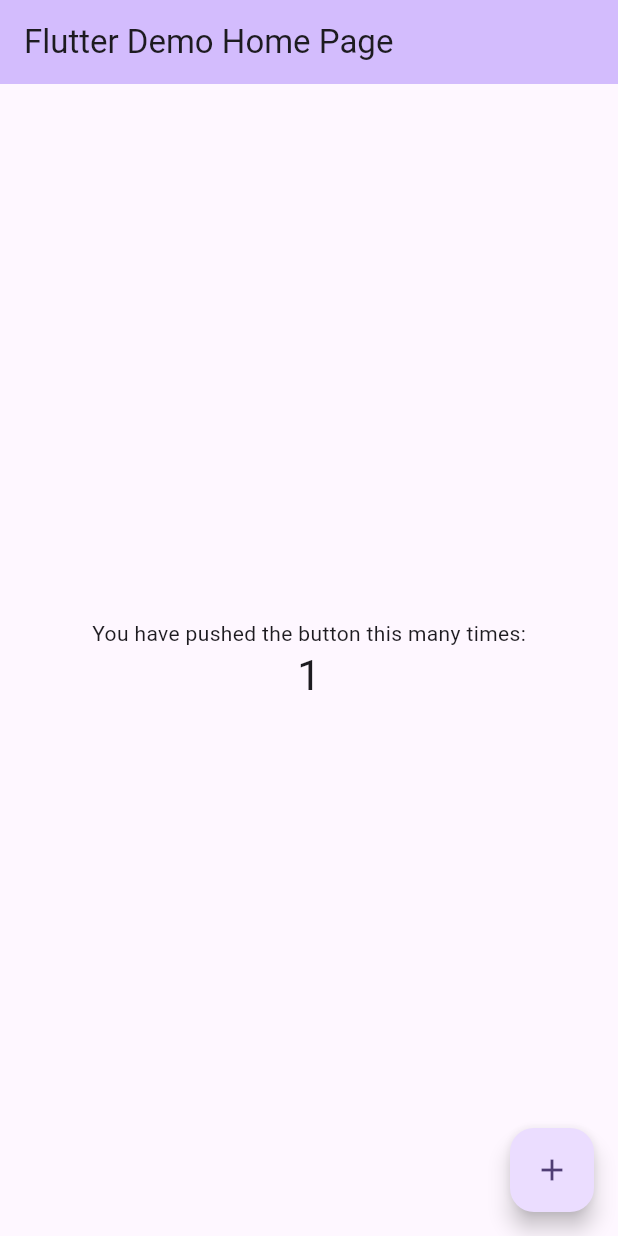
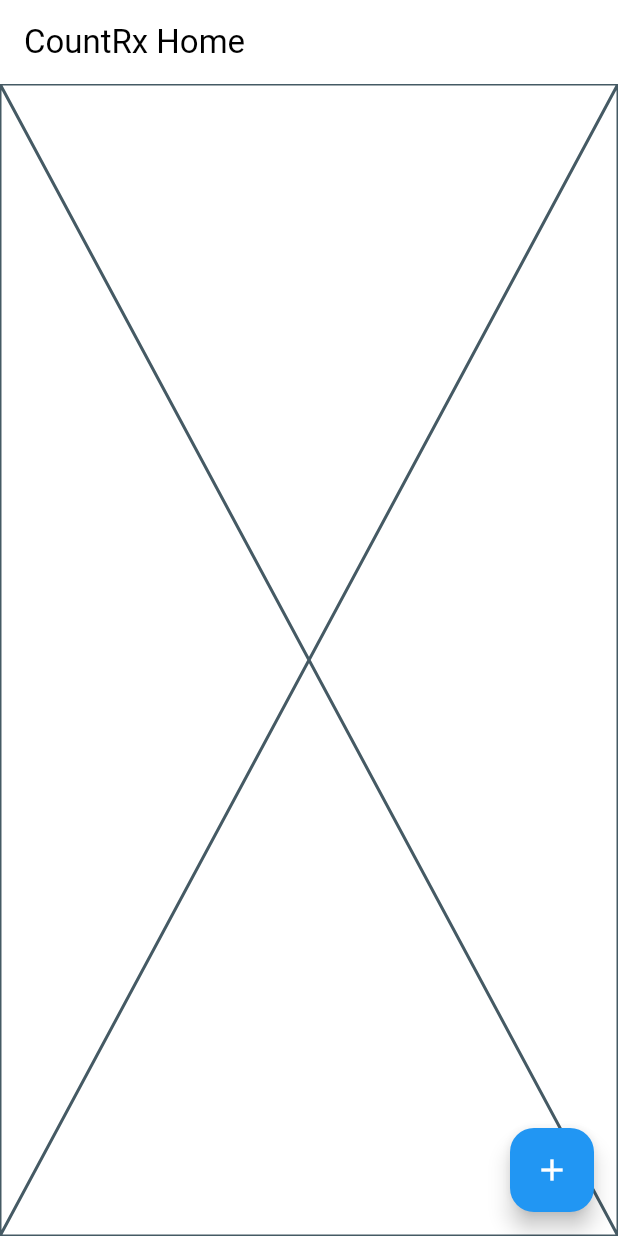
Before and after one commit to CountRx-App/CountRx, a Flutter app: the screen it shows after launch, after a tap on the "add" icon, on a phone screen of 412 x 824 dp. Run offline on Flutter 3.47's test engine with Material 2 defaults, Android fonts, the phone set to English and light mode, and no system bars; drawn by our look-alikes of dynamic_color.

Commit message:
Add homepage skeleton and color scheming

```diff
--- a/count_rx/lib/main.dart
+++ b/count_rx/lib/main.dart
@@ -1,3 +1,5 @@
+import 'package:count_rx/pages/home-page.dart';
+import 'package:dynamic_color/dynamic_color.dart';
 import 'package:flutter/material.dart';
 
 void main() {
@@ -5,121 +7,30 @@ void main() {
 }
 
 class MyApp extends StatelessWidget {
+  static final _defaultLightColorScheme =
+      ColorScheme.fromSwatch(primarySwatch: Colors.blue);
+
+  static final _defaultDarkColorScheme = ColorScheme.fromSwatch(
+      primarySwatch: Colors.blue, brightness: Brightness.dark);
   const MyApp({super.key});
 
   // This widget is the root of your application.
   @override
   Widget build(BuildContext context) {
-    return MaterialApp(
-      title: 'Flutter Demo',
-      theme: ThemeData(
-        // This is the theme of your application.
-        //
-        // TRY THIS: Try running your application with "flutter run". You'll see
-        // the application has a blue toolbar. Then, without quitting the app,
-        // try changing the seedColor in the colorScheme below to Colors.green
-        // and then invoke "hot reload" (save your changes or press the "hot
-        // reload" button in a Flutter-supported IDE, or press "r" if you used
-        // the command line to start the app).
-        //
-        // Notice that the counter didn't reset back to zero; the application
-        // state is not lost during the reload. To reset the state, use hot
-        // restart instead.
-        //
-        // This works for code too, not just values: Most code changes can be
-        // tested with just a hot reload.
-        colorScheme: ColorScheme.fromSeed(seedColor: Colors.deepPurple),
-        useMaterial3: true,
+    return DynamicColorBuilder(
+      builder: (lightColorScheme, darkColorScheme) => MaterialApp(
+        title: 'Flutter Demo',
+        theme: ThemeData(
+          colorScheme: lightColorScheme ?? _defaultLightColorScheme,
+          useMaterial3: true,
+        ),
+        darkTheme: ThemeData(
+          colorScheme: darkColorScheme ?? _defaultDarkColorScheme,
+          useMaterial3: true,
+        ),
+        themeMode: ThemeMode.system,
+        home: const HomePage(title: 'CountRx Home'),
       ),
-      home: const MyHomePage(title: 'Flutter Demo Home Page'),
     );
   }
 }
-
-class MyHomePage extends StatefulWidget {
-  const MyHomePage({super.key, required this.title});
-
-  // This widget is the home page of your application. It is stateful, meaning
-  // that it has a State object (defined below) that contains fields that affect
-  // how it looks.
-
-  // This class is the configuration for the state. It holds the values (in this
-  // case the title) provided by the parent (in this case the App widget) and
-  // used by the build method of the State. Fields in a Widget subclass are
-  // always marked "final".
-
-  final String title;
-
-  @override
-  State<MyHomePage> createState() => _MyHomePageState();
-}
-
-class _MyHomePageState extends State<MyHomePage> {
-  int _counter = 0;
-
-  void _incrementCounter() {
-    setState(() {
-      // This call to setState tells the Flutter framework that something has
-      // changed in this State, which causes it to rerun the build method below
-      // so that the display can reflect the updated values. If we changed
-      // _counter without calling setState(), then the build method would not be
-      // called again, and so nothing would appear to happen.
-      _counter++;
-    });
-  }
-
-  @override
-  Widget build(BuildContext context) {
-    // This method is rerun every time setState is called, for instance as done
-    // by the _incrementCounter method above.
-    //
-    // The Flutter framework has been optimized to make rerunning build methods
-    // fast, so that you can just rebuild anything that needs updating rather
-    // than having to individually change instances of widgets.
-    return Scaffold(
-      appBar: AppBar(
-        // TRY THIS: Try changing the color here to a specific color (to
-        // Colors.amber, perhaps?) and trigger a hot reload to see the AppBar
-        // change color while the other colors stay the same.
-        backgroundColor: Theme.of(context).colorScheme.inversePrimary,
-        // Here we take the value from the MyHomePage object that was created by
-        // the App.build method, and use it to set our appbar title.
-        title: Text(widget.title),
-      ),
-      body: Center(
-        // Center is a layout widget. It takes a single child and positions it
-        // in the middle of the parent.
-        child: Column(
-          // Column is also a layout widget. It takes a list of children and
-          // arranges them vertically. By default, it sizes itself to fit its
-          // children horizontally, and tries to be as tall as its parent.
-          //
-          // Column has various properties to control how it sizes itself and
-          // how it positions its children. Here we use mainAxisAlignment to
-          // center the children vertically; the main axis here is the vertical
-          // axis because Columns are vertical (the cross axis would be
-          // horizontal).
-          //
-          // TRY THIS: Invoke "debug painting" (choose the "Toggle Debug Paint"
-          // action in the IDE, or press "p" in the console), to see the
-          // wireframe for each widget.
-          mainAxisAlignment: MainAxisAlignment.center,
-          children: <Widget>[
-            const Text(
-              'You have pushed the button this many times:',
-            ),
-            Text(
-              '$_counter',
-              style: Theme.of(context).textTheme.headlineMedium,
-            ),
-          ],
-        ),
-      ),
-      floatingActionButton: FloatingActionButton(
-        onPressed: _incrementCounter,
-        tooltip: 'Increment',
-        child: const Icon(Icons.add),
-      ), // This trailing comma makes auto-formatting nicer for build methods.
-    );
-  }
-}
--- /dev/null
+++ b/count_rx/lib/pages/home-page.dart
@@ -0,0 +1,27 @@
+import 'package:flutter/material.dart';
+
+class HomePage extends StatefulWidget {
+  const HomePage({super.key, required this.title});
+  final String title;
+
+  @override
+  State<HomePage> createState() => _HomePageState();
+}
+
+class _HomePageState extends State<HomePage> {
+  @override
+  Widget build(BuildContext context) {
+    return Scaffold(
+      appBar: AppBar(
+        backgroundColor: Theme.of(context).colorScheme.inversePrimary,
+        title: Text(widget.title),
+      ),
+      body: const Placeholder(),
+      floatingActionButton: FloatingActionButton(
+        onPressed: () {},
+        tooltip: 'Increment',
+        child: const Icon(Icons.add),
+      ),
+    );
+  }
+}
--- a/count_rx/pubspec.yaml
+++ b/count_rx/pubspec.yaml
@@ -35,6 +35,7 @@ dependencies:
   # The following adds the Cupertino Icons font to your application.
   # Use with the CupertinoIcons class for iOS style icons.
   cupertino_icons: ^1.0.2
+  dynamic_color: ^1.6.8
 
 dev_dependencies:
   flutter_test:
```
Also changed, not shown: count_rx/pubspec.lock, 11 other files.
